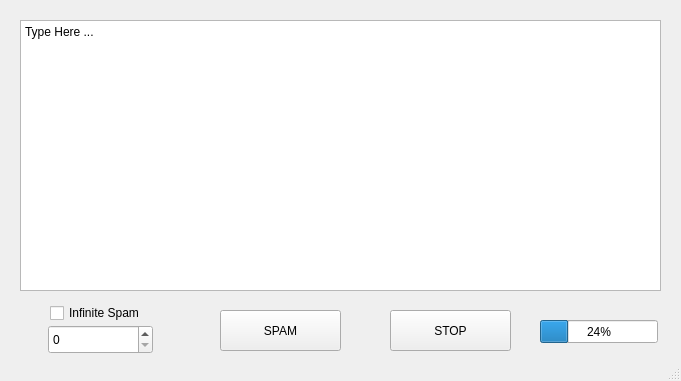
Qt form mainwindow.ui (Arc-Ninja/Text-Spammer-QT-Cpp) before a commit.
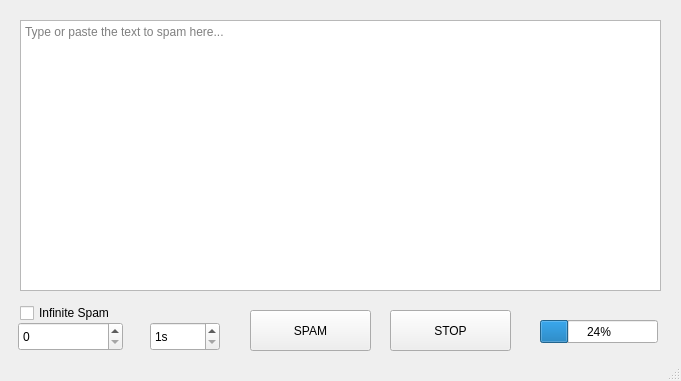
The same form after that commit.

Commit message:
added delay selector function,
also added delay between each character to reduce load and unexpected behaviour, increased delay between each word.

Patch:
```diff
--- a/mainwindow.ui
+++ b/mainwindow.ui
@@ -44,7 +44,7 @@
    <widget class="QPushButton" name="spambutt">
     <property name="geometry">
      <rect>
-      <x>220</x>
+      <x>250</x>
       <y>310</y>
       <width>121</width>
       <height>41</height>
@@ -84,7 +84,13 @@
 li.unchecked::marker { content: &quot;\2610&quot;; }
 li.checked::marker { content: &quot;\2612&quot;; }
 &lt;/style&gt;&lt;/head&gt;&lt;body style=&quot; font-family:'Segoe UI'; font-size:9pt; font-weight:400; font-style:normal;&quot;&gt;
-&lt;p style=&quot; margin-top:0px; margin-bottom:0px; margin-left:0px; margin-right:0px; -qt-block-indent:0; text-indent:0px;&quot;&gt;Type Here ...&lt;/p&gt;&lt;/body&gt;&lt;/html&gt;</string>
+&lt;p style=&quot;-qt-paragraph-type:empty; margin-top:0px; margin-bottom:0px; margin-left:0px; margin-right:0px; -qt-block-indent:0; text-indent:0px;&quot;&gt;&lt;br /&gt;&lt;/p&gt;&lt;/body&gt;&lt;/html&gt;</string>
+    </property>
+    <property name="overwriteMode">
+     <bool>false</bool>
+    </property>
+    <property name="placeholderText">
+     <string>Type or paste the text to spam here...</string>
     </property>
    </widget>
    <widget class="QProgressBar" name="progressBar">
@@ -109,8 +115,8 @@
    <widget class="QSpinBox" name="spamnum">
     <property name="geometry">
      <rect>
-      <x>48</x>
-      <y>325</y>
+      <x>18</x>
+      <y>322</y>
       <width>105</width>
       <height>29</height>
      </rect>
@@ -140,7 +146,7 @@
    <widget class="QCheckBox" name="infinitespam">
     <property name="geometry">
      <rect>
-      <x>50</x>
+      <x>20</x>
       <y>300</y>
       <width>111</width>
       <height>26</height>
@@ -168,6 +174,61 @@
      <string>Infinite Spam</string>
     </property>
    </widget>
+   <widget class="QSpinBox" name="delayTime">
+    <property name="geometry">
+     <rect>
+      <x>150</x>
+      <y>322</y>
+      <width>70</width>
+      <height>29</height>
+     </rect>
+    </property>
+    <property name="minimumSize">
+     <size>
+      <width>70</width>
+      <height>29</height>
+     </size>
+    </property>
+    <property name="maximumSize">
+     <size>
+      <width>70</width>
+      <height>29</height>
+     </size>
+    </property>
+    <property name="toolTip">
+     <string>Delay before spam.</string>
+    </property>
+    <property name="toolTipDuration">
+     <number>-1</number>
+    </property>
+    <property name="statusTip">
+     <string/>
+    </property>
+    <property name="whatsThis">
+     <string/>
+    </property>
+    <property name="accessibleName">
+     <string/>
+    </property>
+    <property name="accessibleDescription">
+     <string/>
+    </property>
+    <property name="specialValueText">
+     <string/>
+    </property>
+    <property name="suffix">
+     <string>s</string>
+    </property>
+    <property name="prefix">
+     <string/>
+    </property>
+    <property name="minimum">
+     <number>1</number>
+    </property>
+    <property name="maximum">
+     <number>60</number>
+    </property>
+   </widget>
   </widget>
   <widget class="QStatusBar" name="statusbar"/>
  </widget>
```
Left out of the diff: 24 changed lines with no effect on the pictures. The commit also changes 25 other files.
